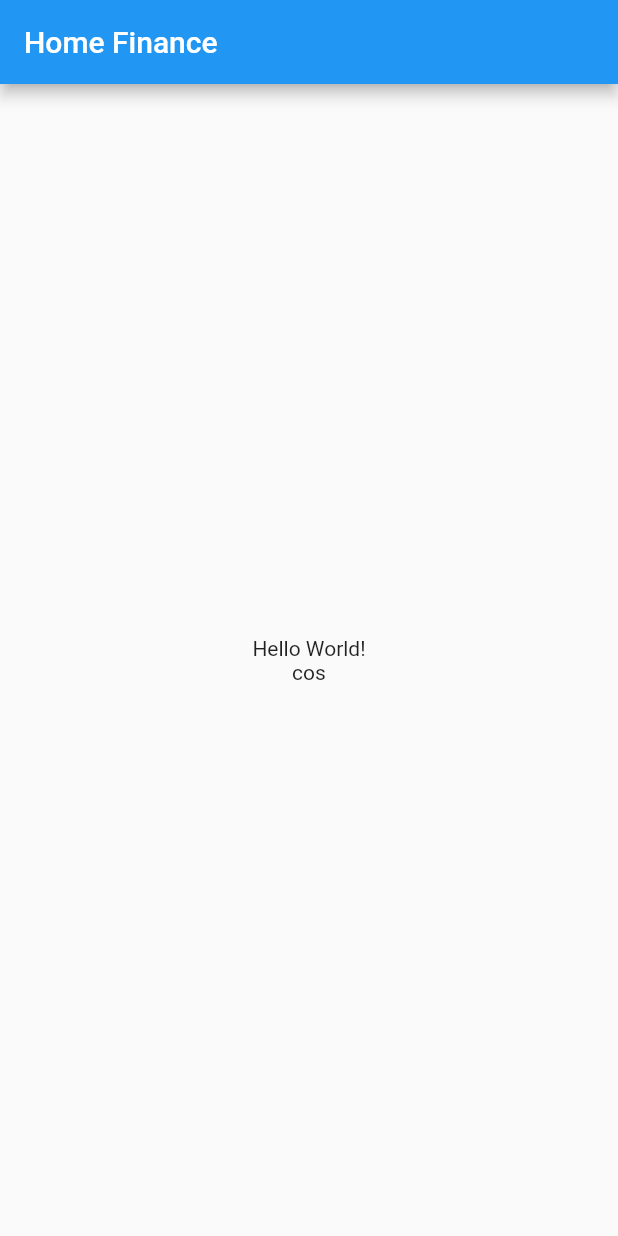
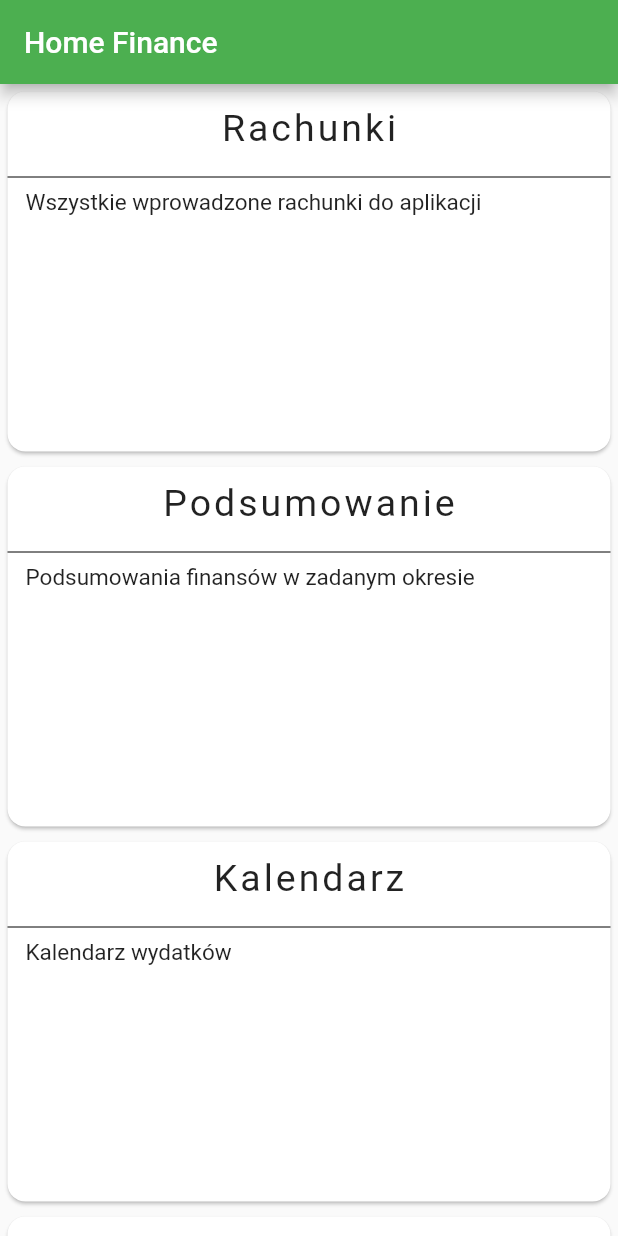
Before and after one commit to JPiotr/homeFinance, a Flutter app: the screen it shows after launch, on a phone screen of 412 x 824 dp. Run offline on Flutter 3.47's test engine with Material 2 defaults, Android fonts, the phone set to English and light mode, and no system bars; our stand-ins replace firebase_auth, firebase_core, firebase_database; missing offline and left inert: banner_listtile, rounded_expansion_tile; accounts and stored records are empty.

Commit message:
utworzenie Widoku bazowego

```diff
--- /dev/null
+++ b/lib/Data/ReciptData.dart
@@ -0,0 +1,29 @@
+import 'package:flutter/material.dart';
+import 'package:rounded_expansion_tile/rounded_expansion_tile.dart';
+
+class ReciptData {
+  late String title;
+  late String description;
+
+  ReciptData(this.title, this.description);
+
+  Widget getTitle() {
+    return Text(title, style: const TextStyle(fontSize: 25, letterSpacing: 2));
+  }
+
+  Widget getDescription() {
+    return Text(description, style: const TextStyle(fontSize: 18));
+  }
+
+  Card getWidget() {
+    return Card(
+      shape: RoundedRectangleBorder(borderRadius: BorderRadius.circular(16)),
+      color: Colors.blueAccent,
+      child: RoundedExpansionTile(
+          shape:
+              RoundedRectangleBorder(borderRadius: BorderRadius.circular(16)),
+          title: getTitle(),
+          children: [getDescription()]),
+    );
+  }
+}
--- /dev/null
+++ b/lib/Data/ViewData.dart
@@ -0,0 +1,45 @@
+import 'dart:convert';
+
+import 'package:flutter/material.dart';
+
+class ViewData {
+  late String title;
+  late String description;
+
+  ViewData(this.title, this.description);
+
+  Widget getTitle() {
+    return Padding(
+        padding: const EdgeInsets.symmetric(vertical: 10),
+        child: Text(title,
+            style: const TextStyle(fontSize: 25, letterSpacing: 2)));
+  }
+
+  Widget getDescription() {
+    return Padding(
+        padding: const EdgeInsets.symmetric(horizontal: 12),
+        child: Text(
+          description,
+          style: const TextStyle(fontSize: 15),
+          textAlign: TextAlign.left,
+        ));
+  }
+
+  Container getWidget() {
+    return Container(
+      height: 250,
+      child: Card(
+        borderOnForeground: true,
+        margin: const EdgeInsets.all(5),
+        shape: RoundedRectangleBorder(borderRadius: BorderRadius.circular(12)),
+        child: Column(children: [
+          getTitle(),
+          const Divider(color: Colors.black),
+          Row(
+            children: [getDescription()],
+          )
+        ]),
+      ),
+    );
+  }
+}
--- a/lib/main.dart
+++ b/lib/main.dart
@@ -1,6 +1,6 @@
 import 'package:flutter/material.dart';
 
-import 'HomeList/HomeList.dart';
+import 'Data/ViewData.dart';
 
 void main() {
   runApp(const MyApp());
@@ -15,15 +15,15 @@ class MyApp extends StatelessWidget {
     return MaterialApp(
       title: 'Flutter Demo',
       theme: ThemeData(
-        primarySwatch: Colors.blue,
+        primarySwatch: Colors.green,
       ),
-      home: const MyHomePage(title: 'Home Finance'),
+      home: MyHomePage(title: 'Home Finance'),
     );
   }
 }
 
 class MyHomePage extends StatefulWidget {
-  const MyHomePage({super.key, required this.title});
+  MyHomePage({super.key, required this.title});
 
   // This widget is the home page of your application. It is stateful, meaning
   // that it has a State object (defined below) that contains fields that affect
@@ -52,34 +52,32 @@ class _MyHomePageState extends State<MyHomePage> {
     var text = Text(
       getWidget,
     );
+
+    var views = List.from({
+      ViewData("Rachunki", "Wszystkie wprowadzone rachunki do aplikacji")
+          .getWidget(),
+      ViewData("Podsumowanie", "Podsumowania finansów w zadanym okresie")
+          .getWidget(),
+      ViewData("Kalendarz", "Kalendarz wydatków").getWidget(),
+      ViewData("Ustawienia", "Ustawienia słowników").getWidget()
+    });
+
     return Scaffold(
         appBar: AppBar(
           // Here we take the value from the MyHomePage object that was created by
           // the App.build method, and use it to set our appbar title.
           title: Text(widget.title),
         ),
-      body: Center(
+        body: SingleChildScrollView(
+          child: Center(
             // Center is a layout widget. It takes a single child and positions it
             // in the middle of the parent.
             child: Column(
-          // Column is also a layout widget. It takes a list of children and
-          // arranges them vertically. By default, it sizes itself to fit its
-          // children horizontally, and tries to be as tall as its parent.
-          //
-          // Invoke "debug painting" (press "p" in the console, choose the
-          // "Toggle Debug Paint" action from the Flutter Inspector in Android
-          // Studio, or the "Toggle Debug Paint" command in Visual Studio Code)
-          // to see the wireframe for each widget.
-          //
-          // Column has various properties to control how it sizes itself and
-          // how it positions its children. Here we use mainAxisAlignment to
-          // center the children vertically; the main axis here is the vertical
-          // axis because Columns are vertical (the cross axis would be
-          // horizontal).
               mainAxisAlignment: MainAxisAlignment.center,
-          children: <Widget>[text, new Text("cos")],
+              children: [for (Container viewData in views) viewData],
             ),
-      ), // This trailing comma makes auto-formatting nicer for build methods.
+          ),
+        ) // This trailing comma makes auto-formatting nicer for build methods.
         );
   }
 
--- a/pubspec.yaml
+++ b/pubspec.yaml
@@ -39,6 +39,7 @@ dependencies:
   firebase_core: ^2.12.0
   firebase_auth: ^4.6.0
   firebase_database: ^10.2.0
+  rounded_expansion_tile: ^0.0.13
 
 dev_dependencies:
   flutter_test:
```
Also changed, not shown: pubspec.lock. Lines whose indentation alone changed are shown as unchanged.
